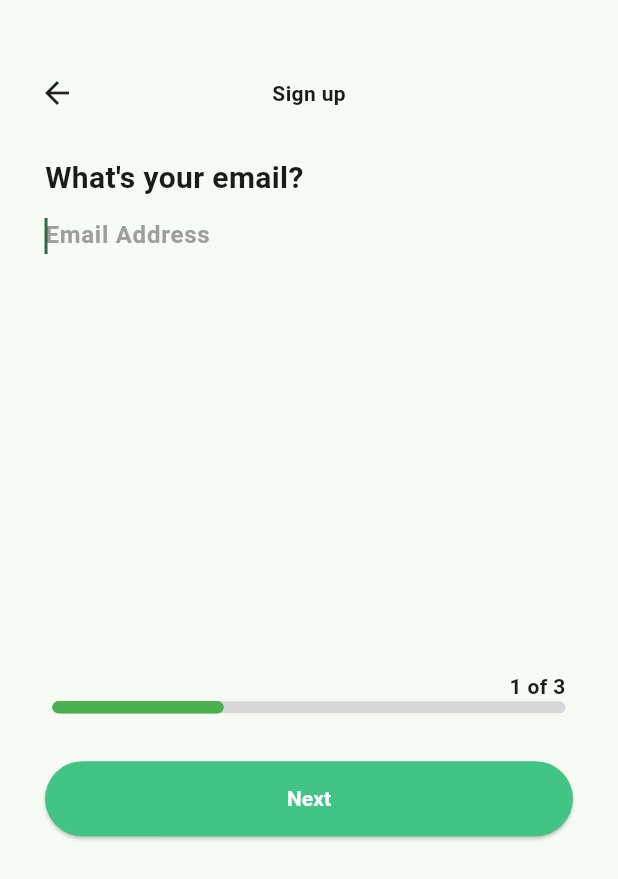
After one commit to ikram-khani/auth_ui, a Flutter app: the SignUpScreen2 screen opened directly, on a phone screen of 412 x 824 dp. The commit adds this screen. Shown: the top 879 px of the screen. Run offline on Flutter 3.47's test engine with Material 2 defaults, Android fonts, the phone set to English and light mode, and no system bars; our stand-ins replace intl_phone_field.

Commit message:
sign up  part 2 completing

```diff
--- a/lib/main.dart
+++ b/lib/main.dart
@@ -1,5 +1,6 @@
 import 'package:auth_ui/screens/auth.dart';
 import 'package:auth_ui/screens/sign_up.dart';
+import 'package:auth_ui/screens/sign_up_2.dart';
 import 'package:flutter/material.dart';
 
 void main() {
--- a/lib/screens/auth.dart
+++ b/lib/screens/auth.dart
@@ -14,6 +14,15 @@ class _AuthScreenState extends State<AuthScreen> {
   bool _obscureText = true; //initialy the password text is obscure
   final TextEditingController _emailController = TextEditingController();
   final TextEditingController _passwordController = TextEditingController();
+
+  @override
+  void dispose() {
+    _emailController.dispose();
+
+    _passwordController.dispose();
+    super.dispose();
+  }
+
   @override
   Widget build(BuildContext context) {
     return Scaffold(
--- a/lib/screens/sign_up.dart
+++ b/lib/screens/sign_up.dart
@@ -1,3 +1,4 @@
+import 'package:auth_ui/screens/sign_up_2.dart';
 import 'package:flutter/material.dart';
 import 'package:intl/intl.dart';
 import 'package:intl_phone_field/intl_phone_field.dart';
@@ -56,7 +57,7 @@ class _SignUpScreenState extends State<SignUpScreen> {
                     "Create Account",
                     style: TextStyle(
                       fontWeight: FontWeight.bold,
-                      fontSize: 25,
+                      fontSize: 20,
                     ),
                   ),
                 ),
@@ -212,7 +213,13 @@ class _SignUpScreenState extends State<SignUpScreen> {
                               const TextStyle(fontWeight: FontWeight.bold),
                             ),
                           ),
-                          onPressed: () {},
+                          onPressed: () {
+                            Navigator.of(context).push(
+                              MaterialPageRoute(
+                                builder: (context) => const SignUpScreen2(),
+                              ),
+                            );
+                          },
                           child: const Text('Next'),
                         ),
                       ),
--- /dev/null
+++ b/lib/screens/sign_up_2.dart
@@ -0,0 +1,133 @@
+import 'package:auth_ui/widget/steps_line.dart';
+import 'package:flutter/material.dart';
+
+class SignUpScreen2 extends StatelessWidget {
+  const SignUpScreen2({super.key});
+
+  @override
+  Widget build(BuildContext context) {
+    return Scaffold(
+      body: Padding(
+        padding: const EdgeInsets.only(top: 50),
+        child: Column(
+          children: [
+            Column(
+              crossAxisAlignment: CrossAxisAlignment.start,
+              children: [
+                Padding(
+                  padding: const EdgeInsets.only(
+                    left: 26,
+                    right: 50,
+                  ),
+                  child: Row(
+                    mainAxisAlignment: MainAxisAlignment.center,
+                    children: [
+                      GestureDetector(
+                        onTap: () => Navigator.of(context).pop(),
+                        child: const Icon(Icons.arrow_back),
+                      ),
+                      const Expanded(
+                        child: Center(
+                          child: Text(
+                            'Sign up',
+                            style: TextStyle(fontWeight: FontWeight.bold),
+                          ),
+                        ),
+                      ),
+                    ],
+                  ),
+                ),
+                Container(
+                  margin: const EdgeInsets.only(
+                    left: 30,
+                    right: 30,
+                    top: 30,
+                  ),
+                  child: Column(
+                    crossAxisAlignment: CrossAxisAlignment.start,
+                    children: [
+                      const Text(
+                        "What's your email?",
+                        style: TextStyle(
+                          fontWeight: FontWeight.bold,
+                          fontSize: 20,
+                        ),
+                      ),
+                      TextFormField(
+                        autofocus: true,
+                        decoration: const InputDecoration(
+                          hintText: 'Email Address',
+                          hintStyle: TextStyle(
+                            fontWeight: FontWeight.bold,
+                            color: Colors.grey,
+                          ),
+                          focusedBorder: InputBorder.none,
+                          border: InputBorder.none,
+                        ),
+                        keyboardType: TextInputType.emailAddress,
+                        autocorrect: false,
+                        textCapitalization: TextCapitalization.none,
+                        validator: (value) {
+                          if (value == null ||
+                              value.trim().isEmpty ||
+                              !value.contains('@')) {
+                            return 'Please enter a valid email address.';
+                          }
+                          return null;
+                        },
+                      ),
+                    ],
+                  ),
+                )
+              ],
+            ),
+            Expanded(
+              child: Padding(
+                padding: const EdgeInsets.all(30),
+                child: Center(
+                  child: SingleChildScrollView(
+                    keyboardDismissBehavior:
+                        ScrollViewKeyboardDismissBehavior.onDrag,
+                    child: Column(
+                      mainAxisAlignment: MainAxisAlignment.center,
+                      children: [
+                        const StepsLine(
+                          totalSteps: 3,
+                          step: 1,
+                        ),
+                        SizedBox(
+                          width: double.infinity,
+                          height: 50,
+                          child: ElevatedButton(
+                            style: ButtonStyle(
+                              backgroundColor: MaterialStateProperty.all<Color>(
+                                Theme.of(context).primaryColor,
+                              ),
+                              foregroundColor: MaterialStateProperty.all<Color>(
+                                  Colors.white),
+                              textStyle: MaterialStateProperty.all(
+                                const TextStyle(fontWeight: FontWeight.bold),
+                              ),
+                            ),
+                            onPressed: () {
+                              Navigator.of(context).push(
+                                MaterialPageRoute(
+                                  builder: (context) => const SignUpScreen2(),
+                                ),
+                              );
+                            },
+                            child: const Text('Next'),
+                          ),
+                        ),
+                      ],
+                    ),
+                  ),
+                ),
+              ),
+            )
+          ],
+        ),
+      ),
+    );
+  }
+}
--- /dev/null
+++ b/lib/widget/steps_line.dart
@@ -0,0 +1,70 @@
+import 'package:flutter/material.dart';
+
+class StepsLine extends StatelessWidget {
+  const StepsLine({required this.step, required this.totalSteps, super.key});
+
+  final int step;
+  final int totalSteps;
+
+  @override
+  Widget build(BuildContext context) {
+    return Padding(
+      padding: const EdgeInsets.only(bottom: 30, left: 5, right: 5),
+      child: SizedBox(
+        width: double.infinity,
+        height: 30,
+        child: Column(
+          children: [
+            Align(
+              alignment: Alignment.bottomRight,
+              child: Text(
+                '$step of $totalSteps',
+                style: const TextStyle(fontWeight: FontWeight.bold),
+              ),
+            ),
+            CustomPaint(
+              painter: StepsLinePainter(step: step, totalSteps: totalSteps),
+              child: const SizedBox(
+                height: 8,
+                width: double.infinity,
+              ),
+            ),
+          ],
+        ),
+      ),
+    );
+  }
+}
+
+class StepsLinePainter extends CustomPainter {
+  const StepsLinePainter({required this.step, required this.totalSteps});
+  final int step;
+  final int totalSteps;
+  @override
+  void paint(Canvas canvas, Size size) {
+    final rectPaint = Paint()
+      ..color = const Color.fromARGB(255, 215, 215, 215)
+      ..style = PaintingStyle.fill;
+    final rect = Rect.fromLTWH(0, 0, size.width, size.height);
+    final rRect = RRect.fromRectAndRadius(rect, const Radius.circular(30));
+    canvas.drawRRect(rRect, rectPaint);
+
+    //draw the step circle
+    final fillrectPaint = Paint()
+      ..color = Colors.green
+      ..style = PaintingStyle.fill;
+    for (int i = 0; i < 3; i++) {
+      final fillrect =
+          Rect.fromLTWH(0, 0, size.width / totalSteps * step, size.height);
+      final fillrRect =
+          RRect.fromRectAndRadius(fillrect, const Radius.circular(30));
+      canvas.drawRRect(fillrRect, fillrectPaint);
+    }
+  }
+
+  @override
+  bool shouldRepaint(StepsLinePainter oldDelegate) => false;
+
+  @override
+  bool shouldRebuildSemantics(StepsLinePainter oldDelegate) => false;
+}
```
